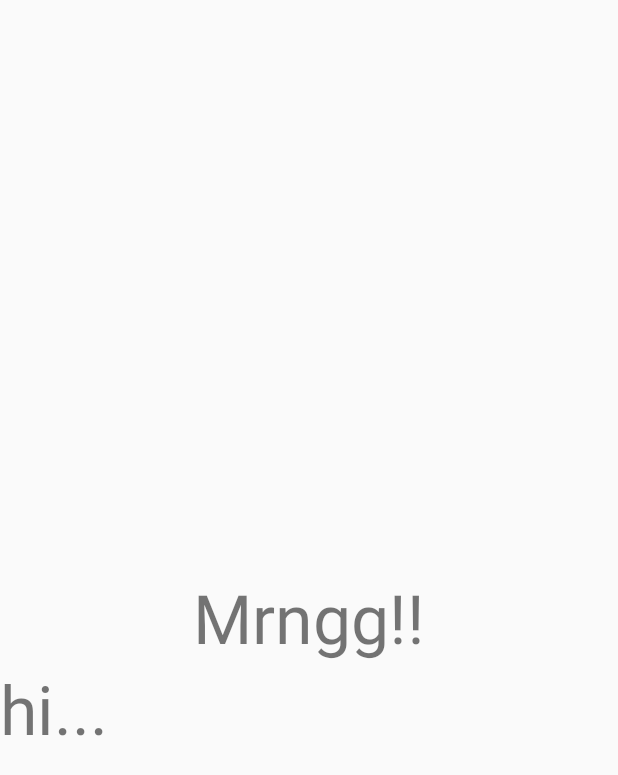
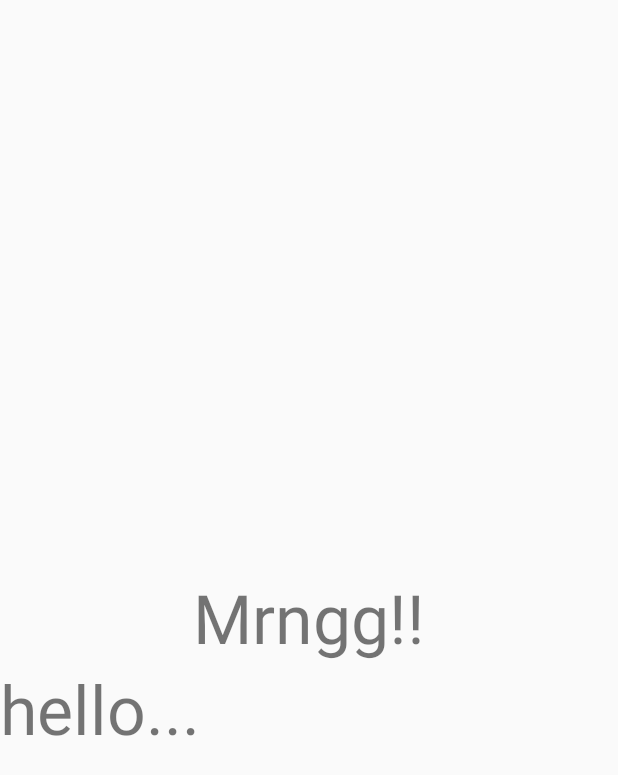
Before and after one commit to MeghanaBaratam/Example, an Android app: the layout splash.xml on its own in the app's theme, with its tools: preview values and no code run, on a phone screen of 412 x 824 dp. Shown: the top 775 px of the screen. Run offline under Robolectric (Android 15) with nearby library versions, the phone set to English and light mode, and no system bars.

Commit message:
put text hello...

```diff
--- a/app/src/main/res/layout/splash.xml
+++ b/app/src/main/res/layout/splash.xml
@@ -18,7 +18,7 @@
         android:layout_width="match_parent"
         android:layout_height="wrap_content"
         android:textSize="45sp"
-        android:text="hi..."/>
+        android:text="hello..."/>
 
 
 </RelativeLayout>
```
